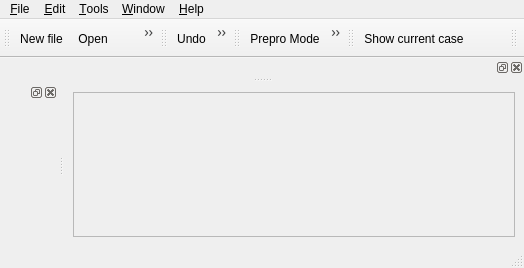
Above: gui/Base/MainForm.ui from code-saturne/code_saturne before the change. Below: the same form after it.
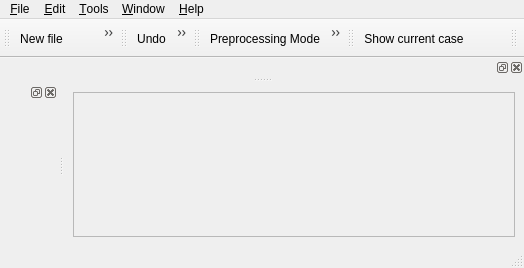
That is the form after the change. Icons and pictures are not drawn.

Commit message: Add NEWS entry and remove abbreviation for preprocessor mode.

Patch:
```diff
--- a/gui/Base/MainForm.ui
+++ b/gui/Base/MainForm.ui
@@ -536,7 +536,7 @@
      <normaloff>:/icons/22x22/prepro-mode.png</normaloff>:/icons/22x22/prepro-mode.png</iconset>
    </property>
    <property name="text">
-    <string>&amp;Prepro Mode</string>
+    <string>&amp;Preprocessing Mode</string>
    </property>
   </action>
   <action name="actionCalculation">
```
The commit also changes 1 other file.
